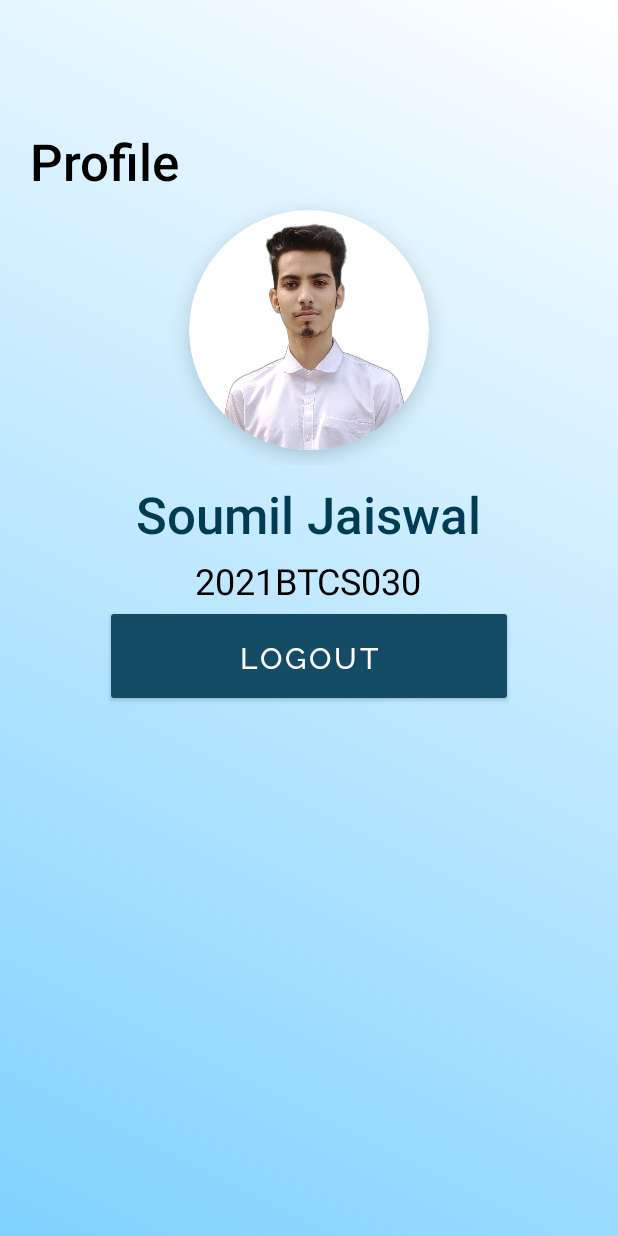
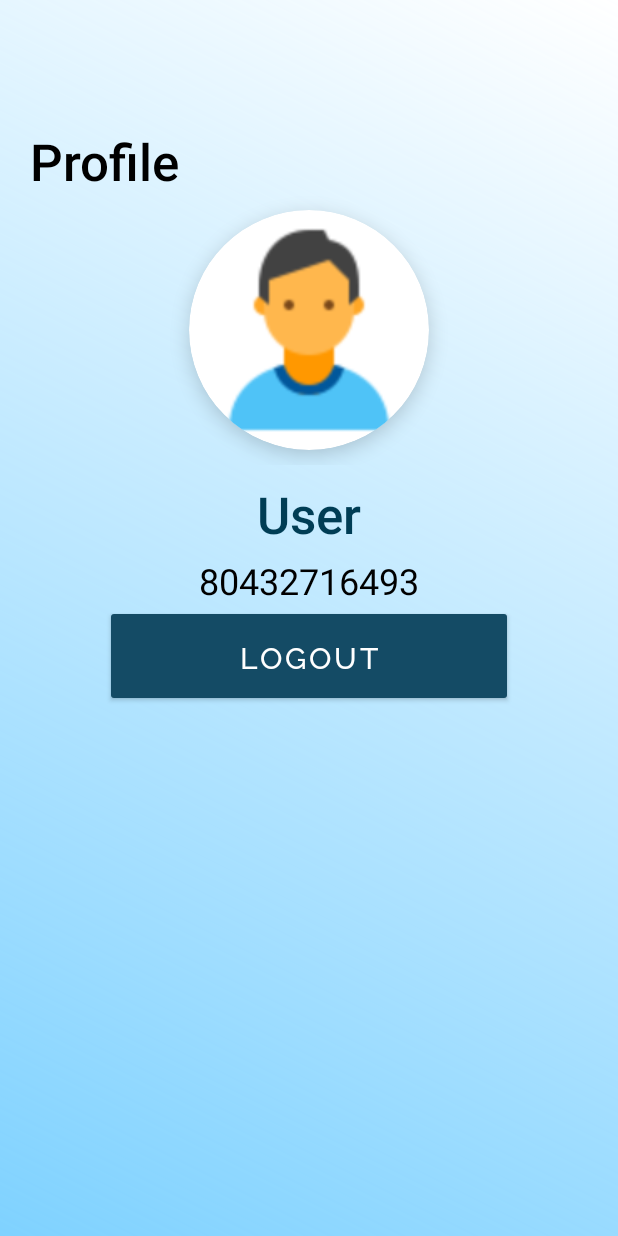
Before and after one commit to soumilj94/Dormentor, an Android app: the screen it shows after launch once a user with an empty profile is signed in (ProfileActivity), after a tap on an icon or button, on a phone screen of 412 x 824 dp. Run offline under Robolectric (Android 15) with nearby library versions, the phone set to English and light mode, and no system bars; our stand-ins replace Firebase (no records; nobody signed in at launch, a user with empty details on screens opened directly); Roboto replaces fonts that are not available here; 1 statement that could not run was skipped.

Commit message:
made "Attendance button" working! made "Scorecard button" working! updated the user profile_icon on MainActivity.kt and ProfileActivity.kt temporarily. updated the user_name TextView on MainActivity and ProfileActivity to "user" temporarily.

```diff
--- a/app/src/main/java/com/soumil/dormentor/MainActivity.kt
+++ b/app/src/main/java/com/soumil/dormentor/MainActivity.kt
@@ -1,6 +1,5 @@
 package com.soumil.dormentor
 
-import android.app.AlertDialog
 import android.app.Dialog
 import android.content.Context
 import android.content.Intent
@@ -12,8 +11,8 @@ import android.widget.Button
 import android.widget.TextView
 import androidx.cardview.widget.CardView
 
+
 class MainActivity : AppCompatActivity() {
-
     override fun onCreate(savedInstanceState: Bundle?) {
         super.onCreate(savedInstanceState)
         setContentView(R.layout.activity_main)
@@ -21,44 +20,73 @@ class MainActivity : AppCompatActivity() {
         val myProfile = findViewById<CardView>(R.id.profileBg)
         val gatePass = findViewById<CardView>(R.id.gatePassBtn)
         val emergCtn = findViewById<CardView>(R.id.emergencyBtn)
+        val timeTable = findViewById<CardView>(R.id.timeTableBtn)
+        val attendenceBtn = findViewById<CardView>(R.id.attendanceBtn)
+        val scoreCardBtn = findViewById<CardView>(R.id.scoreCardBtn)
 
         myProfile.setOnClickListener{
             vibrateFunction()
-            val intent = Intent(this, ProfileActivity::class.java)
-            startActivity(intent)
+            val i = Intent(this, ProfileActivity::class.java)
+            startActivity(i)
             overridePendingTransition(R.anim.slide_in_left, R.anim.slide_out_right)
         }
 
+        timeTable.setOnClickListener{
+            vibrateFunction()
+            val i = Intent(this, TimeTableViewActivity::class.java)
+            i.putExtra("pdf_url", "https://firebasestorage.googleapis.com/v0/b/dormentor-soumil.appspot.com/o/Soumil_Jaiswal-Resume.pdf?alt=media&token=42f2fb17-0edc-46cb-be5c-fad15aa32998")
+            startActivity(i)
+        }
+
+        attendenceBtn.setOnClickListener{
+            vibrateFunction()
+            val i = Intent(this, AttendanceViewActivity::class.java)
+            i.putExtra("attendance_view", "https://firebasestorage.googleapis.com/v0/b/dormentor-soumil.appspot.com/o/Soumil_Jaiswal-Resume.pdf?alt=media&token=42f2fb17-0edc-46cb-be5c-fad15aa32998")
+            startActivity(i)
+        }
+
+        scoreCardBtn.setOnClickListener{
+            vibrateFunction()
+            val i = Intent(this, ScoreCardActivity::class.java)
+            i.putExtra("scoreCard_view", "https://firebasestorage.googleapis.com/v0/b/dormentor-soumil.appspot.com/o/Soumil_Jaiswal-Resume.pdf?alt=media&token=42f2fb17-0edc-46cb-be5c-fad15aa32998")
+            startActivity(i)
+        }
+
+
+//        emergency button functionality
         emergCtn.setOnClickListener{
             vibrateFunction()
             val dialog = Dialog(this)
             dialog.setContentView(R.layout.emerg_ctn_pop_up_dialog)
+
+            val callWarden: TextView = dialog.findViewById(R.id.callWarden)
+            val callDean: TextView = dialog.findViewById(R.id.callDean)
+            val callGrlHostel: TextView = dialog.findViewById(R.id.callGrlHostel)
+            val callBoyHostel: TextView = dialog.findViewById(R.id.callBoyHostel)
+            val dismissBtn: Button = dialog.findViewById(R.id.dialogDismissButton)
+
             //            call warden functionality
-            val callWarden: TextView = dialog.findViewById(R.id.callWarden)
             callWarden.setOnClickListener{
                 vibrateFunction()
                 callNumber()
             }
             //            call dean functionality
-            val callDean: TextView = dialog.findViewById(R.id.callDean)
             callDean.setOnClickListener{
                 vibrateFunction()
                 callNumber()
             }
             //            call girls hostel functionality
-            val callGrlHostel: TextView = dialog.findViewById(R.id.callGrlHostel)
             callGrlHostel.setOnClickListener{
                 vibrateFunction()
                 callNumber()
             }
             //            call boys functionality
-            val callBoyHostel: TextView = dialog.findViewById(R.id.callBoyHostel)
             callBoyHostel.setOnClickListener{
                 vibrateFunction()
                 callNumber()
             }
+
 //            dismiss button functionality
-                val dismissBtn: Button = dialog.findViewById(R.id.dialogDismissButton)
                     dismissBtn.setOnClickListener{
                         vibrateFunction()
                         dialog.dismiss()
@@ -74,6 +102,7 @@ class MainActivity : AppCompatActivity() {
         }
 
     }
+
     private fun callNumber(){
         val i = Intent(Intent.ACTION_DIAL)
         i.data = Uri.parse("tel:+911234567891")
@@ -82,7 +111,7 @@ class MainActivity : AppCompatActivity() {
 
     private fun vibrateFunction(){
         val vibrator = getSystemService(Context.VIBRATOR_SERVICE) as Vibrator
-        vibrator.vibrate(10)
+        vibrator.vibrate(20)
     }
 
 }
--- a/app/src/main/java/com/soumil/dormentor/Registration.kt
+++ b/app/src/main/java/com/soumil/dormentor/Registration.kt
@@ -43,13 +43,9 @@ class Registration : AppCompatActivity() {
 
 
         emailAdd.setOnClickListener{
-            val vibrator = getSystemService(Context.VIBRATOR_SERVICE) as Vibrator
-            vibrator.vibrate(20)
         }
 
         password.setOnClickListener{
-         val vibrator = getSystemService(Context.VIBRATOR_SERVICE) as Vibrator
-         vibrator.vibrate(20)
         }
 
         loginButton.setOnClickListener {
--- a/app/src/main/res/layout/activity_main.xml
+++ b/app/src/main/res/layout/activity_main.xml
@@ -31,7 +31,7 @@
                 android:layout_width="match_parent"
                 android:layout_height="match_parent"
                 android:layout_gravity="center"
-                android:src="@drawable/soumil_pic" />
+                android:src="@drawable/icon_user" />
         </androidx.cardview.widget.CardView>
 
         <TextView
@@ -52,7 +52,7 @@
             android:layout_centerVertical="true"
             android:layout_marginStart="10dp"
             android:layout_toEndOf="@id/greetingText"
-            android:text="Soumil"
+            android:text="User"
             android:fontFamily="@font/roboto_medium"
             android:textColor="@color/dark_blue"
             android:textSize="36sp" />
--- a/app/src/main/res/layout/activity_profile.xml
+++ b/app/src/main/res/layout/activity_profile.xml
@@ -43,7 +43,7 @@
             <ImageView
                 android:layout_width="match_parent"
                 android:layout_height="match_parent"
-                android:src="@drawable/soumil_pic"/>
+                android:src="@drawable/icon_user"/>
         </androidx.cardview.widget.CardView>
     </RelativeLayout>
 
@@ -58,7 +58,7 @@
             android:id="@+id/userName"
             android:layout_width="wrap_content"
             android:layout_height="wrap_content"
-            android:text="Soumil Jaiswal"
+            android:text="User"
             android:textColor="@color/dark_blue"
             android:textSize="34sp"
             android:layout_marginTop="10dp"
@@ -68,7 +68,7 @@
             android:layout_width="wrap_content"
             android:layout_height="wrap_content"
             android:layout_centerHorizontal="true"
-            android:text="2021BTCS030"
+            android:text="80432716493"
             android:textSize="24dp"
             android:layout_marginTop="5dp"
             android:fontFamily="@font/roboto"
```
Also changed, not shown: app/src/main/AndroidManifest.xml (+15 -6 lines), app/src/main/java/com/soumil/dormentor/AttendanceViewActivity.kt (added, +21 -0 lines), app/src/main/java/com/soumil/dormentor/ScoreCardActivity.kt (added, +20 -0 lines), app/src/main/java/com/soumil/dormentor/TimeTableViewActivity.kt (added, +21 -0 lines), app/src/main/res/layout/activity_attendance_view.xml (added, +14 -0 lines), app/src/main/res/layout/activity_score_card.xml (added, +14 -0 lines), app/src/main/res/layout/activity_time_table_view.xml (added, +14 -0 lines), app/src/main/res/drawable/icon_user.png (added), 1 other file.
